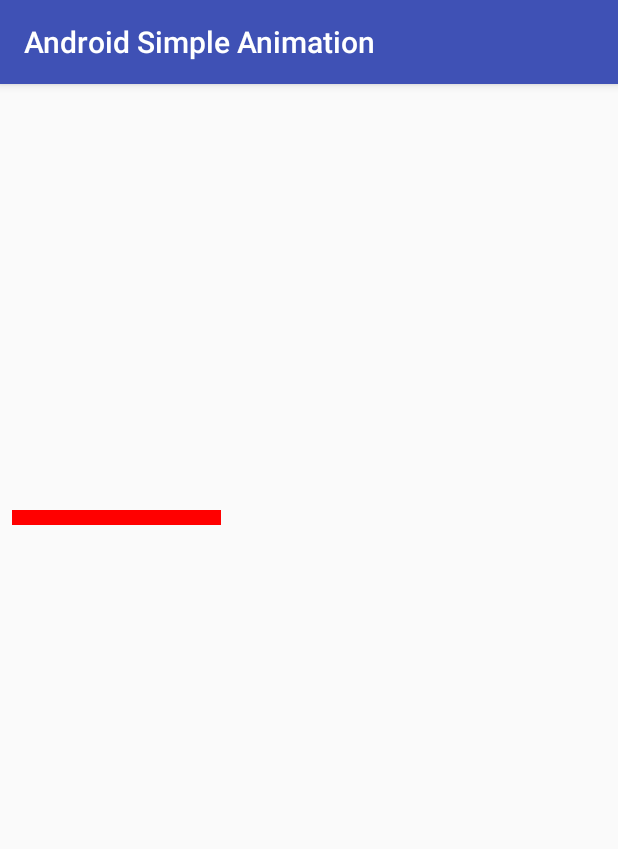
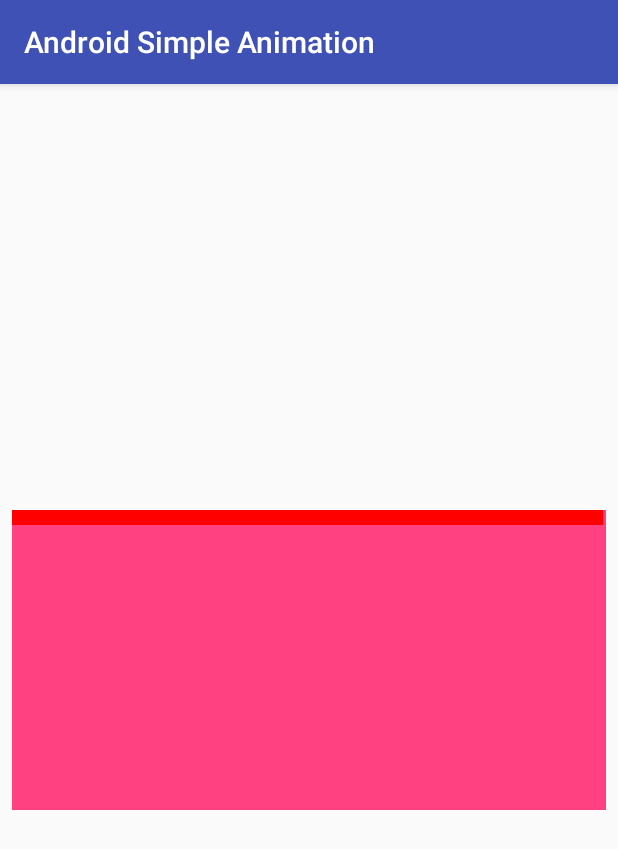
Before and after one commit to jbloit/android_simpleAnimation, an Android app: the screen it shows after launch (MainActivity), on a phone screen of 412 x 824 dp. Shown: the top 849 px of the screen. Run offline under Robolectric (Android 15) with nearby library versions, the phone set to English and light mode, and no system bars.

Commit message:
balck baground color and dynamic width

```diff
--- a/app/src/main/java/net/onoffon/androidsimpleanimation/MainActivity.kt
+++ b/app/src/main/java/net/onoffon/androidsimpleanimation/MainActivity.kt
@@ -17,6 +17,7 @@ class MainActivity : AppCompatActivity() {
         super.onCreate(savedInstanceState)
         setContentView(R.layout.activity_main)
         pv = findViewById<ProgressView>(R.id.progressView)
+        pv?.setBackgroundColor(resources.getColor(R.color.jblack))
         startAnimationLoop()
     }
 
@@ -24,7 +25,6 @@ class MainActivity : AppCompatActivity() {
         super.onPause()
         stopAnimationLoop()
     }
-
 
     fun startAnimationLoop(){
         animationLoop.setTimeListener(TimeAnimator.TimeListener({ animation, totalTime, deltaTime ->  performAnimation()}))
--- a/app/src/main/java/net/onoffon/androidsimpleanimation/ProgressView.kt
+++ b/app/src/main/java/net/onoffon/androidsimpleanimation/ProgressView.kt
@@ -16,7 +16,7 @@ class ProgressView(context: Context, attrs: AttributeSet) : View(context, attrs)
     private var progressLine = Line(Color.RED, 30.toFloat())
     private var progress = 0.toFloat()
 
-    private var width = 200.toFloat()
+    private var width = 0.toFloat()
 
     fun setProgress(progress: Float){
         progressLine.moveTo(0.toFloat(), 0.toFloat())
@@ -26,6 +26,7 @@ class ProgressView(context: Context, attrs: AttributeSet) : View(context, attrs)
 
     override fun onDraw(canvas: Canvas) {
         super.onDraw(canvas)
+        width = canvas.width.toFloat()
         canvas.drawPath(progressLine.path, progressLine.paint)
     }
 
--- a/app/src/main/res/values/colors.xml
+++ b/app/src/main/res/values/colors.xml
@@ -3,4 +3,5 @@
     <color name="colorPrimary">#3F51B5</color>
     <color name="colorPrimaryDark">#303F9F</color>
     <color name="colorAccent">#FF4081</color>
+    <color name="jblack">#111111</color>
 </resources>
```
